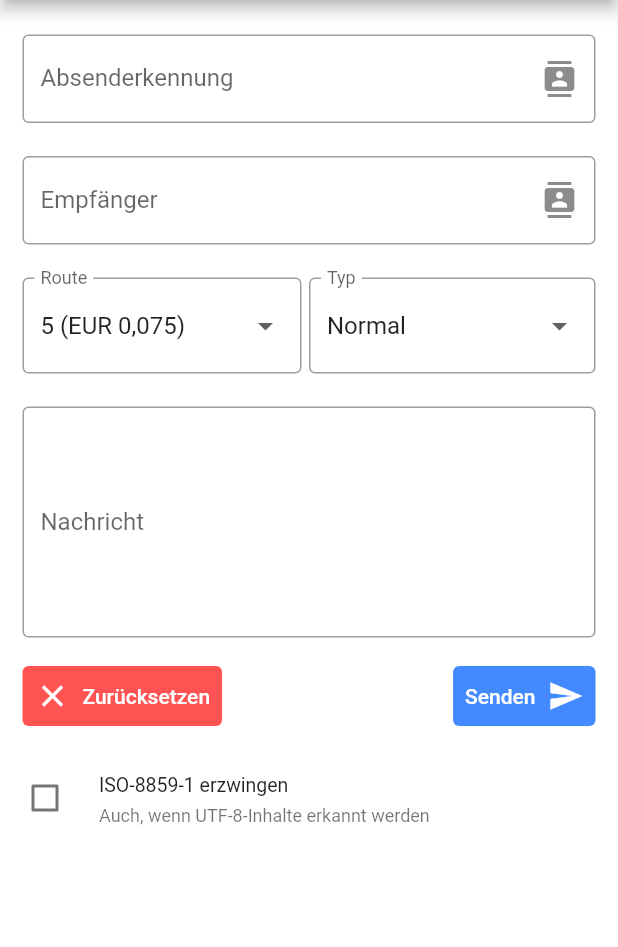
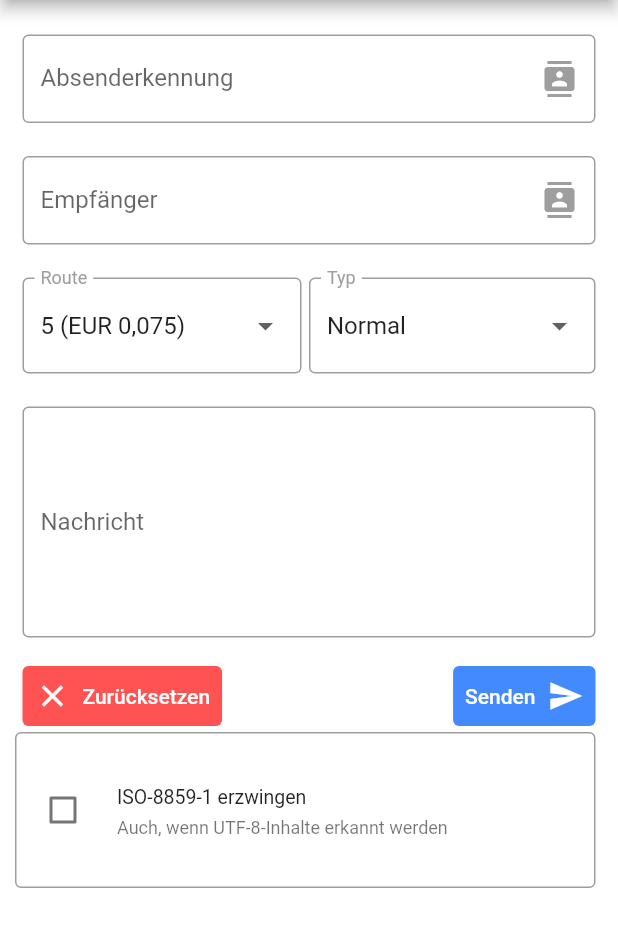
Before and after one commit to mwllgr/firmensms-flutter, a Flutter app: the screen it shows after launch, on a phone screen of 412 x 824 dp, the part 84-1031 px from its top. Run offline on Flutter 3.47's test engine with Material 2 defaults, Android fonts, the phone set to English and light mode, and no system bars; drawn by our look-alikes of flutter_form_builder; our stand-ins replace flutter_secure_storage, form_builder_validators, settings_ui; missing offline and left inert: fluttercontactpicker, prompt_dialog.

Commit message:
Change theme data

```diff
--- a/lib/helpers/theme.dart
+++ b/lib/helpers/theme.dart
@@ -1,7 +1,6 @@
 import 'package:flutter/material.dart';
 
 class ThemeClass {
-
   static ThemeData lightTheme = ThemeData(
       scaffoldBackgroundColor: Colors.white,
       colorScheme: const ColorScheme.light(),
@@ -9,7 +8,20 @@ class ThemeClass {
         backgroundColor: Colors.blue,
       ),
       primaryTextTheme:
-        const TextTheme(headline6: TextStyle(color: Colors.white))
+          const TextTheme(titleLarge: TextStyle(color: Colors.white)),
+      textSelectionTheme: const TextSelectionThemeData(
+          cursorColor: Colors.orangeAccent, selectionHandleColor: Colors.blue),
+      inputDecorationTheme: const InputDecorationTheme(
+          floatingLabelStyle: TextStyle(color: Colors.grey),
+          suffixIconColor: Colors.grey,
+          enabledBorder: OutlineInputBorder(
+            borderSide: BorderSide(width: 1, color: Colors.grey),
+          ),
+          focusedBorder: OutlineInputBorder(
+            borderSide: BorderSide(width: 2, color: Colors.orangeAccent),
+          )),
+      textButtonTheme: TextButtonThemeData(
+          style: TextButton.styleFrom(foregroundColor: Colors.orangeAccent))
   );
 
   static ThemeData darkTheme = ThemeData(
@@ -17,7 +29,19 @@ class ThemeClass {
       colorScheme: const ColorScheme.dark(),
       appBarTheme: const AppBarTheme(
         backgroundColor: Colors.black,
-      )
+      ),
+      textSelectionTheme: const TextSelectionThemeData(
+          cursorColor: Colors.orangeAccent, selectionHandleColor: Colors.blue),
+      inputDecorationTheme: const InputDecorationTheme(
+          floatingLabelStyle: TextStyle(color: Colors.grey),
+          suffixIconColor: Colors.grey,
+          enabledBorder: OutlineInputBorder(
+            borderSide: BorderSide(width: 1, color: Colors.grey),
+          ),
+          focusedBorder: OutlineInputBorder(
+            borderSide: BorderSide(width: 2, color: Colors.orangeAccent),
+          )),
+      textButtonTheme: TextButtonThemeData(
+          style: TextButton.styleFrom(foregroundColor: Colors.orangeAccent))
   );
-
 }
--- a/lib/pages/compose.dart
+++ b/lib/pages/compose.dart
@@ -183,6 +183,7 @@ class _ComposePageState extends State<ComposePage> {
                 Container(
                     padding: const EdgeInsets.fromLTRB(10, 0, 15, 0),
                     child: FormBuilderCheckbox(
+                      activeColor: Colors.blueAccent,
                       name: 'encoding',
                       initialValue: false,
                       subtitle:
```
